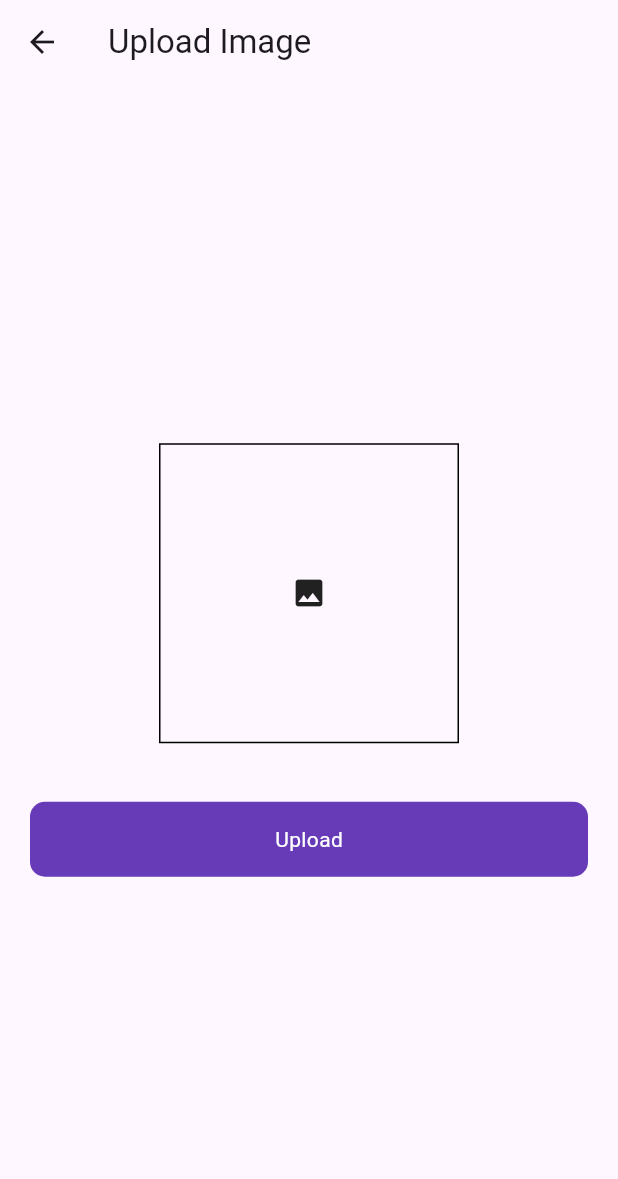
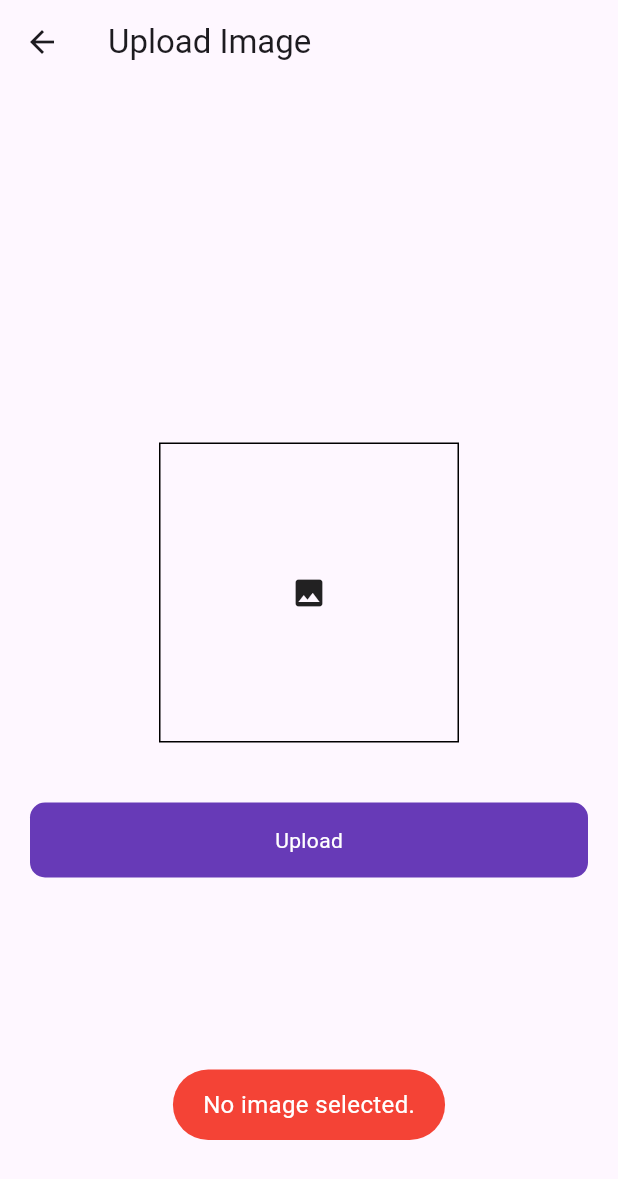
Before and after one commit to Qasim-afzaal/Flutter_RealTime_DB_Firebase, a Flutter app: the UploadImageScreen screen opened directly, after a tap on the "image" icon, on a phone screen of 412 x 824 dp. Shown: the top 1179 px of the screen. Run offline on Flutter 3.47's test engine with Material 3 defaults, Android fonts, the phone set to English and light mode, and no system bars; our stand-ins replace cloud_firestore, firebase_auth, firebase_core, firebase_database, firebase_storage, fluttertoast and 1 more; accounts and stored records are empty.

Commit message:
code refactor

```diff
--- a/lib/ui/upload_image.dart
+++ b/lib/ui/upload_image.dart
@@ -3,12 +3,9 @@ import 'dart:io';
 import 'package:firebase_database/firebase_database.dart';
 import 'package:flutter/material.dart';
 import 'package:image_picker/image_picker.dart';
-
 import 'package:firebase_storage/firebase_storage.dart' as firebase_storage;
 import 'package:real_time_db_firebase/utils/utils.dart';
 import 'package:real_time_db_firebase/widgets/round_button.dart';
-
-
 
 class UploadImageScreen extends StatefulWidget {
   const UploadImageScreen({super.key});
@@ -18,33 +15,66 @@ class UploadImageScreen extends StatefulWidget {
 }
 
 class _UploadImageScreenState extends State<UploadImageScreen> {
+  bool isLoading = false;
+  File? _selectedImage;
+  final ImagePicker _imagePicker = ImagePicker();
+  final firebase_storage.FirebaseStorage _storage = firebase_storage.FirebaseStorage.instance;
+  final DatabaseReference _databaseRef = FirebaseDatabase.instance.ref('Post');
 
-  bool loading = false ;
-  File? _image ;
-  final picker = ImagePicker();
+  /// Picks an image from the gallery.
+  Future<void> _pickImageFromGallery() async {
+    try {
+      final pickedFile = await _imagePicker.pickImage(
+        source: ImageSource.gallery,
+        imageQuality: 80,
+      );
 
+      if (pickedFile != null) {
+        setState(() {
+          _selectedImage = File(pickedFile.path);
+        });
+      } else {
+        Utils().toastMessage('No image selected.');
+      }
+    } catch (e) {
+      Utils().toastMessage('Error picking image: $e');
+    }
+  }
 
-  firebase_storage.FirebaseStorage storage = firebase_storage.FirebaseStorage.instance ;
-  DatabaseReference databaseRef= FirebaseDatabase.instance.ref('Post') ;
+  /// Uploads the selected image to Firebase Storage and updates the database.
+  Future<void> _uploadImage() async {
+    if (_selectedImage == null) {
+      Utils().toastMessage('Please select an image first.');
+      return;
+    }
 
+    setState(() => isLoading = true);
 
-  Future getImageGallery()async{
-    final pickedFile = await picker.pickImage(source: ImageSource.gallery , imageQuality: 80);
-    setState(() {
-      if(pickedFile != null){
-        _image = File(pickedFile.path);
-      }else {
-        print('no image picked');
-      }
+    try {
+      final ref = _storage.ref('/uploads/${DateTime.now().millisecondsSinceEpoch}');
+      final uploadTask = ref.putFile(_selectedImage!);
+
+      final snapshot = await uploadTask;
+      final downloadUrl = await snapshot.ref.getDownloadURL();
+
+      await _databaseRef.child('1').set({
+        'id': '1212',
+        'title': downloadUrl,
       });
 
+      Utils().toastMessage('Image uploaded successfully.');
+    } catch (e) {
+      Utils().toastMessage('Error uploading image: $e');
+    } finally {
+      setState(() => isLoading = false);
+    }
   }
 
   @override
   Widget build(BuildContext context) {
     return Scaffold(
       appBar: AppBar(
-        title: Text('Upload Image'),
+        title: const Text('Upload Image'),
       ),
       body: Padding(
         padding: const EdgeInsets.symmetric(horizontal: 20),
@@ -52,63 +82,25 @@ class _UploadImageScreenState extends State<UploadImageScreen> {
           crossAxisAlignment: CrossAxisAlignment.center,
           mainAxisAlignment: MainAxisAlignment.center,
           children: [
-            Center(
-              child: InkWell(
-                onTap: (){
-                  getImageGallery();
-                },
+            GestureDetector(
+              onTap: _pickImageFromGallery,
               child: Container(
                 height: 200,
                 width: 200,
                 decoration: BoxDecoration(
-                      border: Border.all(
-                          color: Colors.black
-                      )
+                  border: Border.all(color: Colors.black),
                 ),
-                  child: _image != null ? Image.file(_image!.absolute) :
-                  Center(child: Icon(Icons.image)),
+                child: _selectedImage != null
+                    ? Image.file(_selectedImage!, fit: BoxFit.cover)
+                    : const Center(child: Icon(Icons.image)),
               ),
             ),
+            const SizedBox(height: 40),
+            RoundButton(
+              title: 'Upload',
+              loading: isLoading,
+              onTap: _uploadImage,
             ),
-            SizedBox(height: 39,),
-            RoundButton(title: 'Upload', loading: loading, onTap: ()async{
-
-              setState(() {
-                loading = true ;
-              });
-              firebase_storage.Reference ref =
-              firebase_storage.FirebaseStorage.instance.ref('/asiftaj/${DateTime.now().millisecondsSinceEpoch}');
-              firebase_storage.UploadTask uploadTask = ref.putFile(_image!.absolute);
-
-              Future.value(uploadTask).then((value)async{
-
-                var newUrl = await ref.getDownloadURL();
-
-                databaseRef.child('1').set({
-                  'id' : '1212' ,
-                  'title' : newUrl.toString()
-                }).then((value){
-                  setState(() {
-                    loading = false ;
-                  });
-                  Utils().toastMessage('uploaded');
-
-                }).onError((error, stackTrace){
-                  print(error.toString());
-                  setState(() {
-                    loading = false ;
-                  });
-                });
-              }).onError((error, stackTrace){
-                Utils().toastMessage(error.toString());
-                setState(() {
-                  loading = false ;
-                });
-              });
-
-
-
-            })
           ],
         ),
       ),
```
Lines whose indentation alone changed are shown as unchanged.
